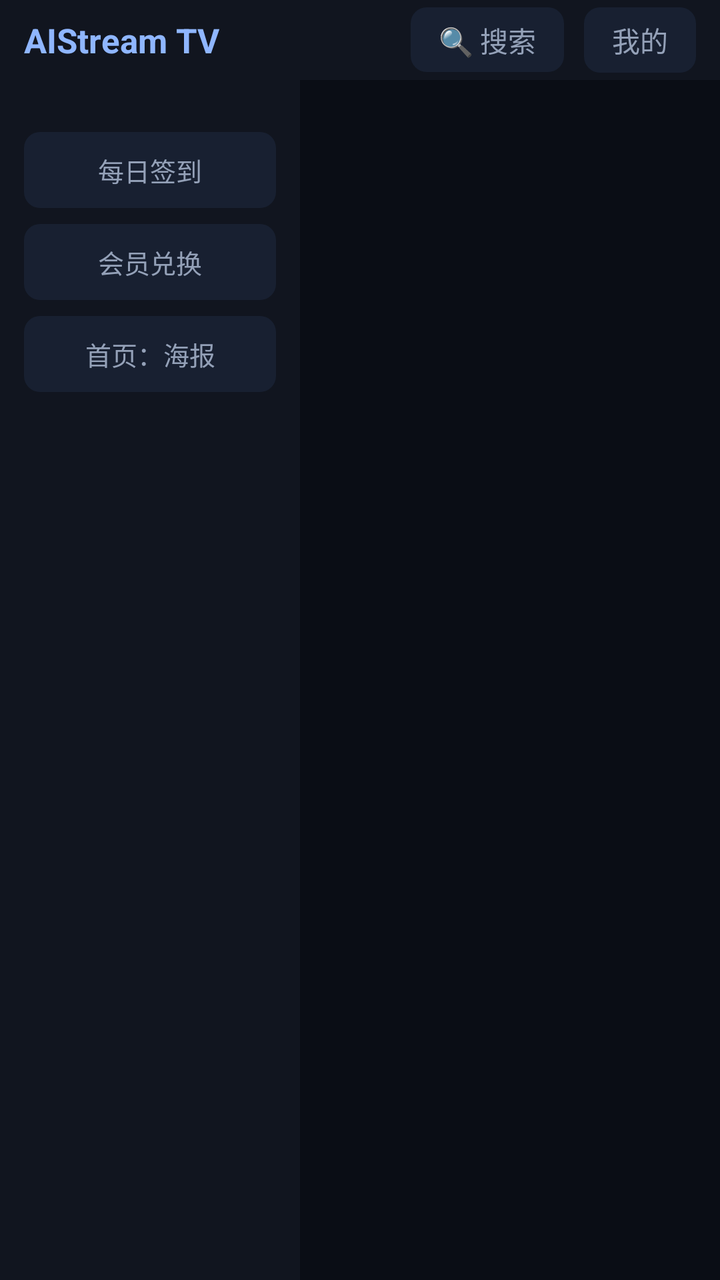
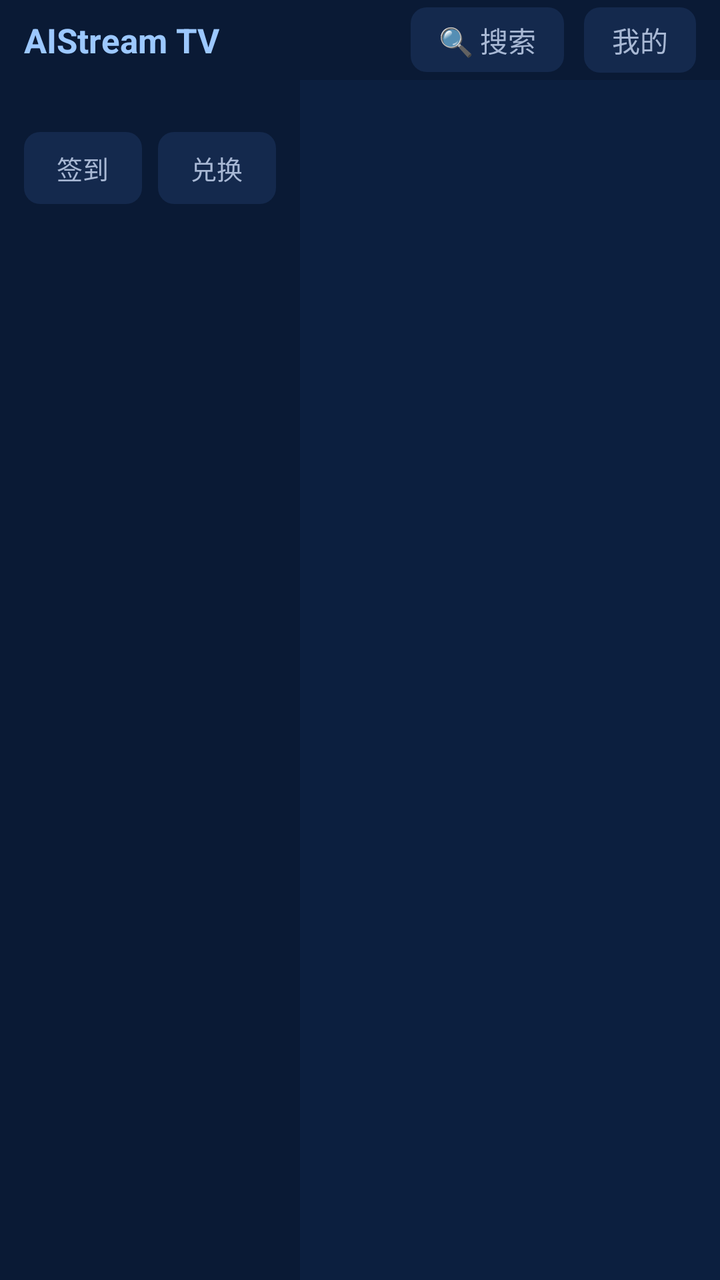

Two renders of the same Android screen: before a commit and after it. Below are the layout's source before the change and the commit's diff.
<!-- AndroidManifest.xml: application theme Theme.AIStreamTV -->
<!-- res/layout/activity_main.xml -->
<?xml version="1.0" encoding="utf-8"?>
<LinearLayout xmlns:android="http://schemas.android.com/apk/res/android"
    android:layout_width="match_parent"
    android:layout_height="match_parent"
    android:background="@color/bg"
    android:orientation="vertical">

    
    <LinearLayout
        android:id="@+id/header"
        android:layout_width="match_parent"
        android:layout_height="@dimen/header_h"
        android:background="@color/bg_rail"
        android:gravity="center_vertical"
        android:orientation="horizontal"
        android:paddingStart="@dimen/page_pad"
        android:paddingEnd="@dimen/page_pad">

        <TextView
            android:id="@+id/tvBrand"
            android:layout_width="wrap_content"
            android:layout_height="wrap_content"
            android:ellipsize="end"
            android:maxLines="1"
            android:text="@string/app_name"
            android:textColor="@color/accent_soft"
            android:textSize="@dimen/brand_size"
            android:textStyle="bold" />

        <View
            android:layout_width="0dp"
            android:layout_height="1dp"
            android:layout_weight="1" />

        <TextView
            android:id="@+id/btnSearch"
            style="@style/AIStream.FocusItem"
            android:layout_width="wrap_content"
            android:layout_height="wrap_content"
            android:background="@drawable/bg_chip"
            android:paddingStart="14dp"
            android:paddingEnd="14dp"
            android:paddingTop="6dp"
            android:paddingBottom="6dp"
            android:text="🔍 搜索"
            android:textColor="@color/fg_dim"
            android:textSize="14sp" />

        <TextView
            android:id="@+id/btnMe"
            style="@style/AIStream.FocusItem"
            android:layout_width="wrap_content"
            android:layout_height="wrap_content"
            android:layout_marginStart="10dp"
            android:background="@drawable/bg_chip"
            android:paddingStart="14dp"
            android:paddingEnd="14dp"
            android:paddingTop="6dp"
            android:paddingBottom="6dp"
            android:text="我的"
            android:textColor="@color/fg_dim"
            android:textSize="14sp" />

    </LinearLayout>

    <LinearLayout
        android:layout_width="match_parent"
        android:layout_height="0dp"
        android:layout_weight="1"
        android:orientation="horizontal">

        
        <LinearLayout
            android:id="@+id/rail"
            android:layout_width="@dimen/rail_width"
            android:layout_height="match_parent"
            android:background="@color/bg_rail"
            android:orientation="vertical"
            android:paddingStart="12dp"
            android:paddingTop="16dp"
            android:paddingEnd="12dp">

            
            <LinearLayout
                android:layout_width="match_parent"
                android:layout_height="wrap_content"
                android:orientation="vertical"
                android:paddingTop="10dp">

                <TextView
                    android:id="@+id/btnQuickCheckin"
                    style="@style/AIStream.FocusItem"
                    android:layout_width="match_parent"
                    android:layout_height="38dp"
                    android:background="@drawable/bg_chip"
                    android:gravity="center"
                    android:text="每日签到"
                    android:textColor="@color/fg_dim"
                    android:textSize="13sp" />

                <TextView
                    android:id="@+id/btnQuickRedeem"
                    style="@style/AIStream.FocusItem"
                    android:layout_width="match_parent"
                    android:layout_height="38dp"
                    android:layout_marginTop="8dp"
                    android:background="@drawable/bg_chip"
                    android:gravity="center"
                    android:text="会员兑换"
                    android:textColor="@color/fg_dim"
                    android:textSize="13sp" />

                <TextView
                    android:id="@+id/btnQuickHero"
                    style="@style/AIStream.FocusItem"
                    android:layout_width="match_parent"
                    android:layout_height="38dp"
                    android:layout_marginTop="8dp"
                    android:background="@drawable/bg_chip"
                    android:gravity="center"
                    android:text="首页：海报"
                    android:textColor="@color/fg_dim"
                    android:textSize="13sp" />

            </LinearLayout>

        </LinearLayout>

        <FrameLayout
            android:id="@+id/content"
            android:layout_width="0dp"
            android:layout_height="match_parent"
            android:layout_weight="1" />

    </LinearLayout>

</LinearLayout>
<!-- resources referenced by this layout -->
<resources>
  <color name="accent_soft">#FF8FB6FF</color>
  <color name="bg">#FF0A0D15</color>
  <color name="bg_rail">#FF11151F</color>
  <color name="fg_dim">#FF94A1B8</color>
  <dimen name="brand_size">17sp</dimen>
  <dimen name="header_h">40dp</dimen>
  <dimen name="page_pad">12dp</dimen>
  <dimen name="rail_width">150dp</dimen>
  <!-- drawable bg_chip (drawable) -->
  <?xml version="1.0" encoding="utf-8"?>
  <shape xmlns:android="http://schemas.android.com/apk/res/android" android:shape="rectangle">
      <solid android:color="@color/bg_card" />
      <corners android:radius="8dp" />
  </shape>
  <string name="app_name">AIStream TV</string>
  <style name="AIStream.FocusItem" parent="">
          <item name="android:focusable">true</item>
          <item name="android:focusableInTouchMode">true</item>
          <item name="android:clickable">true</item>
      </style>
  <style name="Theme.AIStreamTV" parent="Theme.AppCompat.NoActionBar">
          <item name="android:windowBackground">@color/bg</item>
          <item name="android:colorBackground">@color/bg</item>
          <item name="android:textColorPrimary">@color/fg</item>
          <item name="android:textColorSecondary">@color/fg_dim</item>
          <item name="android:windowNoTitle">true</item>
          <item name="colorAccent">@color/accent</item>
          <item name="android:colorControlActivated">@color/accent</item>
      </style>
  <color name="bg_card">#FF182031</color>
  <color name="fg">#FFEDF1F8</color>
  <color name="accent">#FF4C8DFF</color>
</resources>

<!-- the commit's change to res/layout/activity_main.xml (unified diff, before → after) -->
@@ -84,41 +84,31 @@
             <LinearLayout
                 android:layout_width="match_parent"
                 android:layout_height="wrap_content"
-                android:orientation="vertical"
+                android:orientation="horizontal"
                 android:paddingTop="10dp">
 
                 <TextView
                     android:id="@+id/btnQuickCheckin"
                     style="@style/AIStream.FocusItem"
-                    android:layout_width="match_parent"
-                    android:layout_height="38dp"
+                    android:layout_width="0dp"
+                    android:layout_height="36dp"
+                    android:layout_weight="1"
                     android:background="@drawable/bg_chip"
                     android:gravity="center"
-                    android:text="每日签到"
+                    android:text="签到"
                     android:textColor="@color/fg_dim"
                     android:textSize="13sp" />
 
                 <TextView
                     android:id="@+id/btnQuickRedeem"
                     style="@style/AIStream.FocusItem"
-                    android:layout_width="match_parent"
-                    android:layout_height="38dp"
-                    android:layout_marginTop="8dp"
+                    android:layout_width="0dp"
+                    android:layout_height="36dp"
+                    android:layout_marginStart="8dp"
+                    android:layout_weight="1"
                     android:background="@drawable/bg_chip"
                     android:gravity="center"
-                    android:text="会员兑换"
-                    android:textColor="@color/fg_dim"
-                    android:textSize="13sp" />
-
-                <TextView
-                    android:id="@+id/btnQuickHero"
-                    style="@style/AIStream.FocusItem"
-                    android:layout_width="match_parent"
-                    android:layout_height="38dp"
-                    android:layout_marginTop="8dp"
-                    android:background="@drawable/bg_chip"
-                    android:gravity="center"
-                    android:text="首页：海报"
+                    android:text="兑换"
                     android:textColor="@color/fg_dim"
                     android:textSize="13sp" />
 
<!-- resource entries referenced after the edit -->
@@ -1,9 +1,9 @@
 <!-- resources referenced by this layout -->
 <resources>
-  <color name="accent_soft">#FF8FB6FF</color>
-  <color name="bg">#FF0A0D15</color>
-  <color name="bg_rail">#FF11151F</color>
-  <color name="fg_dim">#FF94A1B8</color>
+  <color name="accent_soft">#FF9CC8FF</color>
+  <color name="bg">#FF0C1F3F</color>
+  <color name="bg_rail">#FF0A1A35</color>
+  <color name="fg_dim">#FFA8B8D4</color>
   <dimen name="brand_size">17sp</dimen>
   <dimen name="header_h">40dp</dimen>
   <dimen name="page_pad">12dp</dimen>
@@ -29,8 +29,8 @@
           <item name="colorAccent">@color/accent</item>
           <item name="android:colorControlActivated">@color/accent</item>
       </style>
-  <color name="bg_card">#FF182031</color>
+  <color name="bg_card">#FF14294D</color>
   <color name="fg">#FFEDF1F8</color>
-  <color name="accent">#FF4C8DFF</color>
+  <color name="accent">#FF4C9DFF</color>
 </resources>
 
